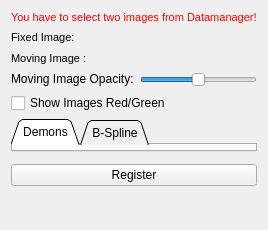
This is Modules/Bundles/org.mitk.gui.qt.deformableregistration/src/internal/QmitkDeformableRegistrationViewControls.ui in MITK/MITK as Qt 5 draws it before an edit. The edited form follows.
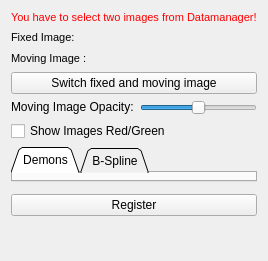
This is the edited form. Icons and pictures are not drawn. Custom widgets are drawn as their Qt base class.

Commit message: FIX (#3060): Images can be switched between fixed and moving by a button. Fixed image always has an opacity of 0.5 to ensure visibility of moving image even when it has a lower layer.

Patch:
```diff
--- a/Modules/Bundles/org.mitk.gui.qt.deformableregistration/src/internal/QmitkDeformableRegistrationViewControls.ui
+++ b/Modules/Bundles/org.mitk.gui.qt.deformableregistration/src/internal/QmitkDeformableRegistrationViewControls.ui
@@ -7,7 +7,7 @@
     <x>0</x>
     <y>0</y>
     <width>260</width>
-    <height>230</height>
+    <height>261</height>
    </rect>
   </property>
   <property name="sizePolicy">
@@ -25,7 +25,7 @@
   <property name="windowTitle">
    <string>DeformableRegistrationViewControls</string>
   </property>
-  <layout class="QVBoxLayout" name="verticalLayout">
+  <layout class="QVBoxLayout" name="verticalLayout_2">
    <item>
     <widget class="QLabel" name="m_StatusLabel">
      <property name="palette">
@@ -130,7 +130,9 @@
     </widget>
    </item>
    <item>
-    <layout class="QFormLayout" name="formLayout">
+    <layout class="QVBoxLayout" name="verticalLayout">
+     <item>
+      <layout class="QGridLayout" name="gridLayout">
      <item row="0" column="0">
       <widget class="QLabel" name="m_FixedLabel">
        <property name="font">
@@ -182,6 +184,15 @@
        </property>
        <property name="wordWrap">
         <bool>false</bool>
+         </property>
+        </widget>
+       </item>
+      </layout>
+     </item>
+     <item>
+      <widget class="QPushButton" name="m_SwitchImages">
+       <property name="text">
+        <string>Switch fixed and moving image</string>
        </property>
       </widget>
      </item>
```
Lines whose indentation alone changed are shown as unchanged. The commit also changes 8 other files.
